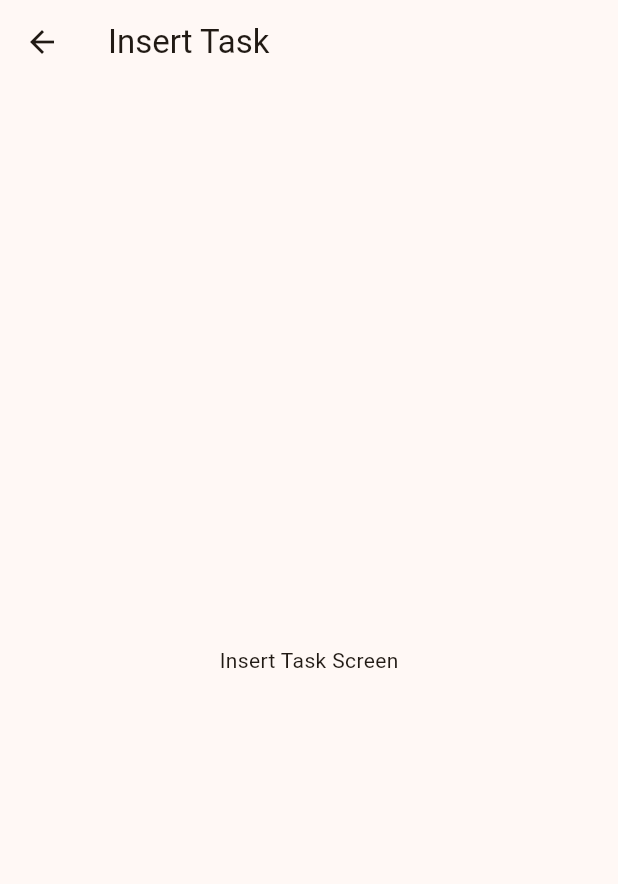
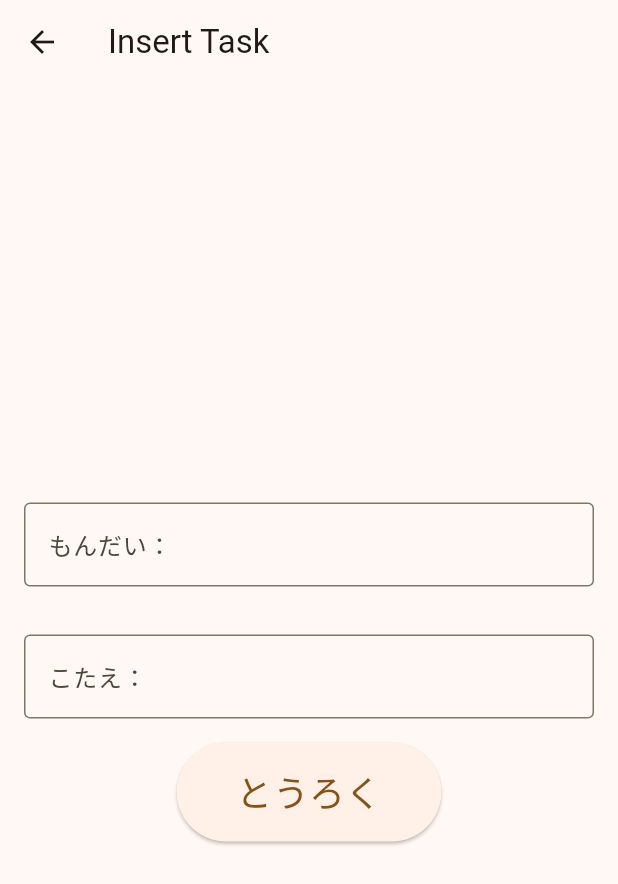
Before and after one commit to KakoFujimoto/web_app, a Flutter app: the InsertTaskScreen screen opened directly, on a phone screen of 412 x 824 dp. Shown: the top 884 px of the screen. Run offline on Flutter 3.47's test engine with Material 3 defaults, Android fonts, the phone set to English and light mode, and no system bars.

Commit message:
InsertTaskScreenに問題と答えのフォームを設置、登録ボタン押下時のアラート実装

```diff
--- a/lib/insert_task.dart
+++ b/lib/insert_task.dart
@@ -1,6 +1,15 @@
 import 'package:flutter/material.dart';
+import 'styles.dart';
 
-class InsertTaskScreen extends StatelessWidget {
+class InsertTaskScreen extends StatefulWidget {
+  @override
+  _InsertTaskScreenState createState() => _InsertTaskScreenState();
+}
+
+class _InsertTaskScreenState extends State<InsertTaskScreen> {
+  TextEditingController questionController = TextEditingController();
+  TextEditingController answerController = TextEditingController();
+
   @override
   Widget build(BuildContext context) {
     return Scaffold(
@@ -8,7 +17,74 @@ class InsertTaskScreen extends StatelessWidget {
         title: Text('Insert Task'), // タイトルを設定
       ),
       body: Center(
-        child: Text('Insert Task Screen'), // 画面に表示するコンテンツを設定
+        child: Column(
+          mainAxisAlignment: MainAxisAlignment.center,
+          children: [
+            // もんだいフォーム
+            Padding(
+              padding: EdgeInsets.all(16),
+              child: TextFormField(
+                controller: questionController,
+                decoration: InputDecoration(
+                  labelText: 'もんだい：',
+                  border: OutlineInputBorder(),
+                ),
+              ),
+            ),
+            // こたえフォーム
+            Padding(
+              padding: EdgeInsets.all(16),
+              child: TextFormField(
+                controller: answerController,
+                decoration: InputDecoration(
+                  labelText: 'こたえ：',
+                  border: OutlineInputBorder(),
+                ),
+              ),
+            ),
+            // とうろくボタン
+            ElevatedButton(
+              onPressed: () {
+                // とうろく ボタンが押された時の処理
+                String question = questionController.text;
+                String answer = answerController.text;
+
+                showDialog(
+                  context: context,
+                  builder: (BuildContext context) {
+                    return AlertDialog(
+                      title: Text('とうろくしました'),
+                      content: Column(
+                        mainAxisSize: MainAxisSize.min,
+                        children: [
+                          Text('もんだい： $question'),
+                          Text('こたえ： $answer'),
+                        ],
+                      ),
+                      actions: [
+                        TextButton(
+                          onPressed: () {
+                            Navigator.pop(context);
+                            questionController.clear();
+                            answerController.clear();
+                          },
+                          child: Text('OK'),
+                        ),
+                      ],
+                    );
+                  },
+                );
+              },
+              child: Padding(
+                padding: EdgeInsets.all(16),
+                child: Text(
+                  'とうろく',
+                  style: CustomTextStyles.buttonTextStyle,
+                ),
+              ),
+            ),
+          ],
+        ),
       ),
     );
   }
```
